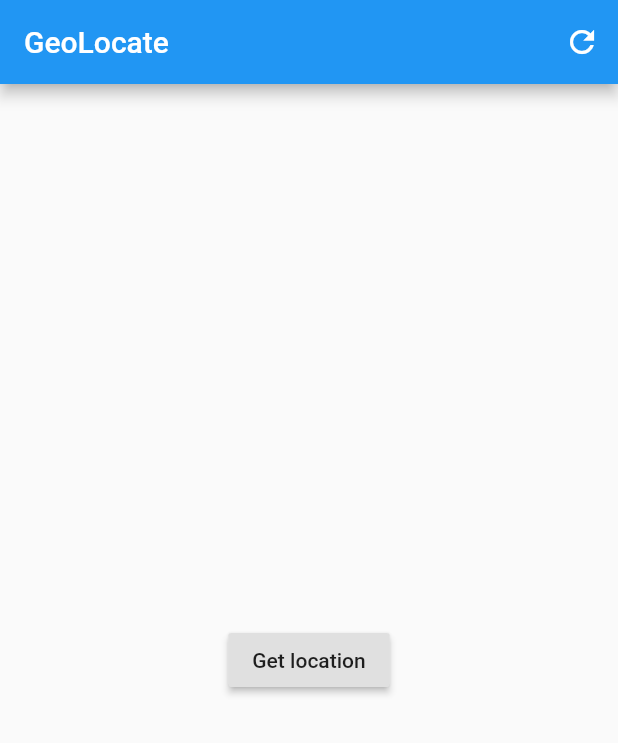
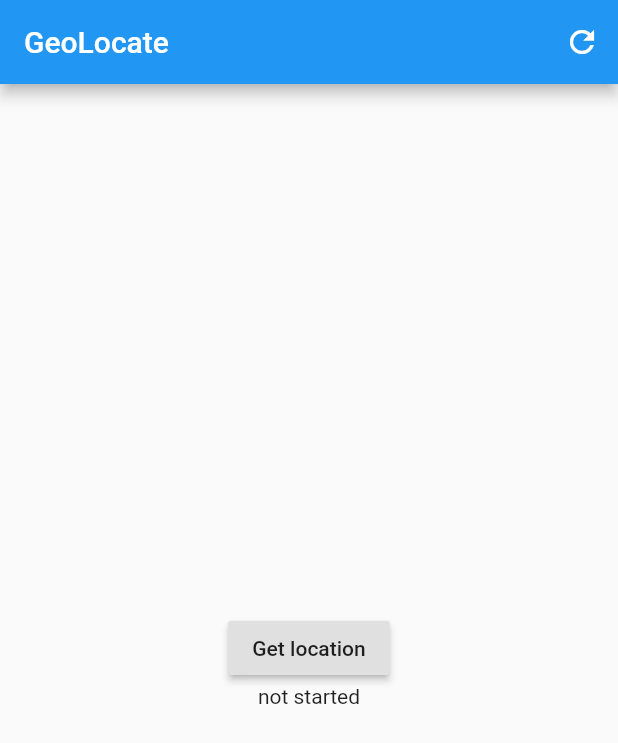
Before and after one commit to sonu-simon/locationdiary, a Flutter app: the screen it shows after launch, on a phone screen of 412 x 824 dp. Shown: the top 743 px of the screen. Run offline on Flutter 3.47's test engine with Material 2 defaults, Android fonts, the phone set to English and light mode, and no system bars; our stand-ins replace cloud_firestore, geolocator; missing offline and left inert: background_fetch; accounts and stored records are empty; statements that could not run were skipped.

Commit message:
shrink code

```diff
--- a/lib/database.dart
+++ b/lib/database.dart
@@ -7,7 +7,7 @@ class DatabaseService {
   Future updateLocData(String currentPosition, String locURL, String streetName,
       String now, String type) async {
     print("this shit ran");
-    return await locDataCollection.document(now + ' SP ' + type).setData({
+    return await locDataCollection.document(now + ' ID ' + type).setData({
       'currentPosition': currentPosition,
       'locURL': locURL,
       'streetName': streetName,
--- a/lib/main.dart
+++ b/lib/main.dart
@@ -1,12 +1,7 @@
-//import 'dart:async';
-//import 'dart:convert';
-
 import 'package:flutter/material.dart';
 import './location.dart';
 //import 'package:shared_preferences/shared_preferences.dart';
 import 'package:background_fetch/background_fetch.dart';
-
-//const EVENTS_KEY = "fetch_events";
 
 // This "Headless Task" is run when app is terminated.
 void backgroundFetchHeadlessTask(String taskId) async {
@@ -42,10 +37,7 @@ class MyHomePage extends StatefulWidget {
 }
 
 class _MyHomePageState extends State<MyHomePage> {
-  //bool _enabled = true;
-  //int _status = 0;
-  //List<String> _events = [];
-
+  String status = "not started";
   @override
   void initState() {
     super.initState();
@@ -54,15 +46,6 @@ class _MyHomePageState extends State<MyHomePage> {
 
   // Platform messages are asynchronous, so we initialize in an async method.
   Future<void> initPlatformState() async {
-    // Load persisted fetch events from SharedPreferences
-    // SharedPreferences prefs = await SharedPreferences.getInstance();
-    // String json = prefs.getString(EVENTS_KEY);
-    // if (json != null) {
-    //   setState(() {
-    //     _events = jsonDecode(json).cast<String>();
-    //   });
-    // }
-
     // Configure BackgroundFetch.
     BackgroundFetch.configure(
             BackgroundFetchConfig(
@@ -82,28 +65,20 @@ class _MyHomePageState extends State<MyHomePage> {
         .catchError((e) {
       print('[BackgroundFetch] configure ERROR: $e');
       setState(() {
-        //_status = e;
+        status = "bgfetch started";
       });
     });
-
-    // If the widget was removed from the tree while the asynchronous platform
-    // message was in flight, we want to discard the reply rather than calling
-    // setState to update our non-existent appearance.
-    if (!mounted) return;
   }
 
   void _onBackgroundFetch(String taskId) async {
-    // SharedPreferences prefs = await SharedPreferences.getInstance();
-    //DateTime timestamp = new DateTime.now();
-    // This is the fetch-event callback.
-    //print("[BackgroundFetch] Event received: $taskId");
-    //setState(() {
-    //_events.insert(0, "$taskId@${timestamp.toString()}");
-    //});
-    // Persist fetch events in SharedPreferences
-    //prefs.setString(EVENTS_KEY, jsonEncode(_events));
+    setState(() {
+      status = "bgfetch initiated";
+    });
     LocationData locationData = LocationData();
     locationData.getCurrentLocation("BackgroundFetch");
+    setState(() {
+      status = "bgfetch started successfully";
+    });
 
     // IMPORTANT:  You must signal completion of your fetch task or the OS can punish your app
     // for taking too long in the background.
@@ -137,6 +112,7 @@ class _MyHomePageState extends State<MyHomePage> {
                 });
               },
             ),
+            Text(status),
             // if (locationData.status == true)
             //   Text(locationData.streetName ?? "Waiting for data"),
             // Text(locationData.formattedDate),
```
